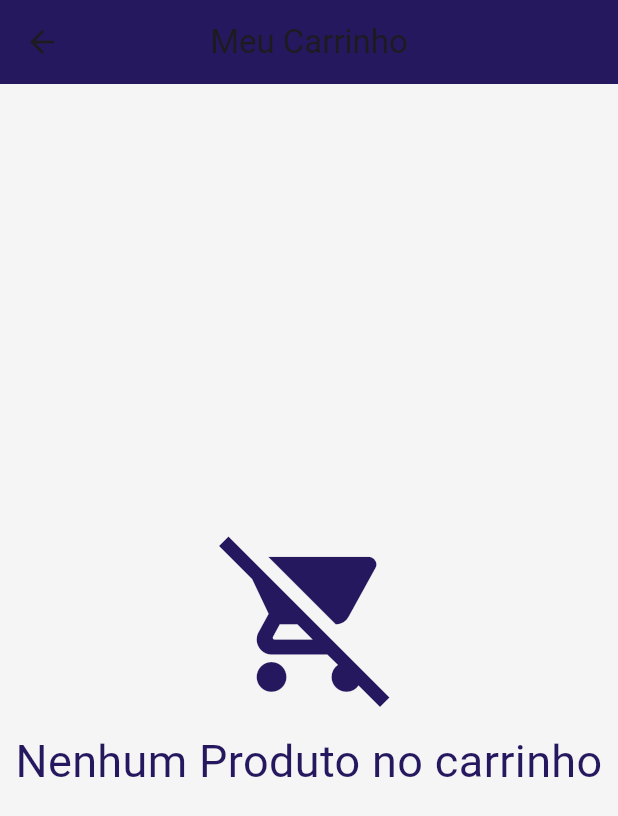
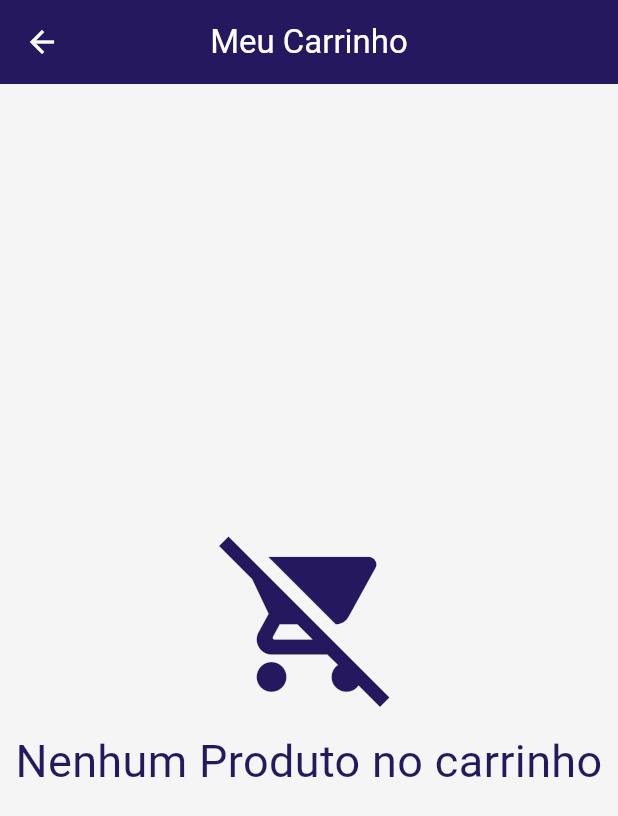
Before and after one commit to AndreyLucasPail/shoes_store, a Flutter app: the CartScreen screen opened directly, on a phone screen of 412 x 824 dp. Shown: the top 816 px of the screen. Run offline on Flutter 3.47's test engine with Material 3 defaults, Android fonts, the phone set to English and light mode, and no system bars; our stand-ins replace auto_size_text, blur, carousel_slider, cloud_firestore, firebase_auth, firebase_core and 1 more; missing offline and left inert: bloc_pattern; accounts and stored records are empty.

Commit message:
fix: change colors

```diff
--- a/lib/ui/cart/cart_screen.dart
+++ b/lib/ui/cart/cart_screen.dart
@@ -43,7 +43,15 @@ class _CartScreenState extends State<CartScreen> {
       backgroundColor: CustomColors.grey100,
       appBar: AppBar(
         backgroundColor: CustomColors.midNigthBlue,
-        title: const Text("Meu Carrinho"),
+        iconTheme: const IconThemeData(
+          color: CustomColors.white,
+        ),
+        title: const Text(
+          "Meu Carrinho",
+          style: TextStyle(
+            color: CustomColors.white,
+          ),
+        ),
         centerTitle: true,
       ),
       body: body(),
@@ -148,7 +156,7 @@ class _CartScreenState extends State<CartScreen> {
           Icon(
             Icons.remove_shopping_cart,
             size: 120,
-            color: Color.fromARGB(255, 38, 24, 94),
+            color: CustomColors.midNigthBlue,
           ),
           SizedBox(
             height: 15,
@@ -156,7 +164,7 @@ class _CartScreenState extends State<CartScreen> {
           Text(
             "Nenhum Produto no carrinho",
             style: TextStyle(
-              color: Color.fromARGB(255, 38, 24, 94),
+              color: CustomColors.midNigthBlue,
               fontSize: 30,
             ),
             textAlign: TextAlign.center,
--- a/lib/ui/orders/widgets/order_tile.dart
+++ b/lib/ui/orders/widgets/order_tile.dart
@@ -86,7 +86,10 @@ class OrderTile extends StatelessWidget {
                 children: [
                   const Text(
                     "Valor total do pedido:",
-                    style: TextStyle(fontSize: 18, fontWeight: FontWeight.bold),
+                    style: TextStyle(
+                      fontSize: 18,
+                      fontWeight: FontWeight.bold,
+                    ),
                   ),
                   Text(
                     "R\$ ${formatNumber.format(order!.totalPrice)}",
@@ -115,6 +118,7 @@ class OrderTile extends StatelessWidget {
                   child: const Text(
                     "Acompanhar pedido",
                     style: TextStyle(
+                      color: CustomColors.white,
                       fontSize: 18,
                       letterSpacing: 1,
                     ),
--- a/lib/ui/shoes_screen/shoes_screen.dart
+++ b/lib/ui/shoes_screen/shoes_screen.dart
@@ -272,6 +272,7 @@ class _ShoesScreenState extends State<ShoesScreen> {
             style: TextStyle(
               fontSize: 16,
               letterSpacing: 1,
+              color: CustomColors.white,
             ),
           ),
         ),
--- a/lib/ui/track_order/track_order_screen.dart
+++ b/lib/ui/track_order/track_order_screen.dart
@@ -27,7 +27,11 @@ class _TrackOrderScreenState extends State<TrackOrderScreen> {
       backgroundColor: CustomColors.grey100,
       appBar: AppBar(
         backgroundColor: CustomColors.midNigthBlue,
-        title: const Text("Rastreamento do pedido"),
+        iconTheme: const IconThemeData(color: CustomColors.white),
+        title: const Text(
+          "Rastreamento do pedido",
+          style: TextStyle(color: CustomColors.white),
+        ),
         centerTitle: true,
       ),
       body: ListView(
```
Also changed, not shown: lib/ui/cart/widget/price_card.dart (+13 -5 lines), lib/ui/edit-user/edit_user.dart (+13 -3 lines), lib/ui/login/login_screen.dart (+9 -1 lines), lib/ui/orders/orders_screen.dart (+9 -1 lines), lib/ui/singUp/singup_screen.dart (+9 -1 lines), lib/ui/track_order/widgets/address_tile.dart (+8 -1 lines), lib/ui/user/user_screen.dart (+7 -1 lines).
